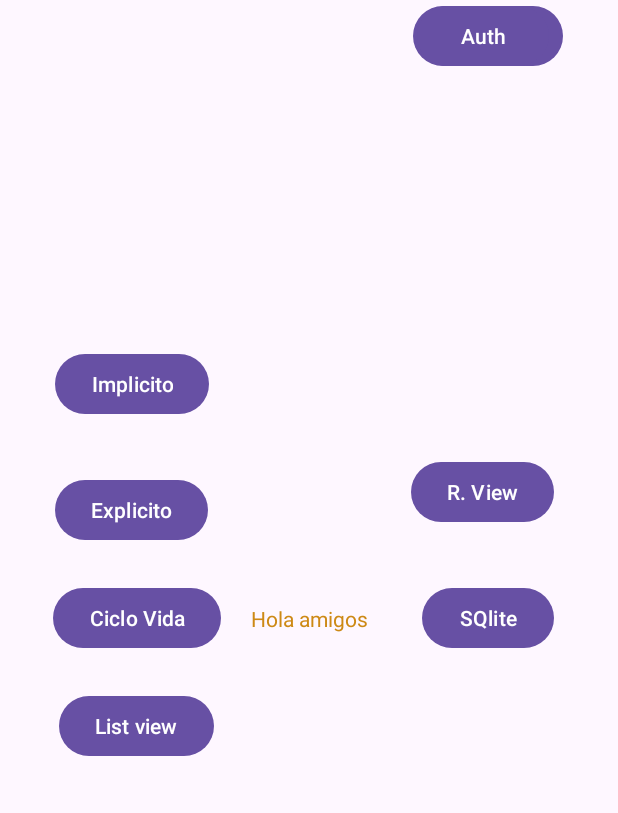
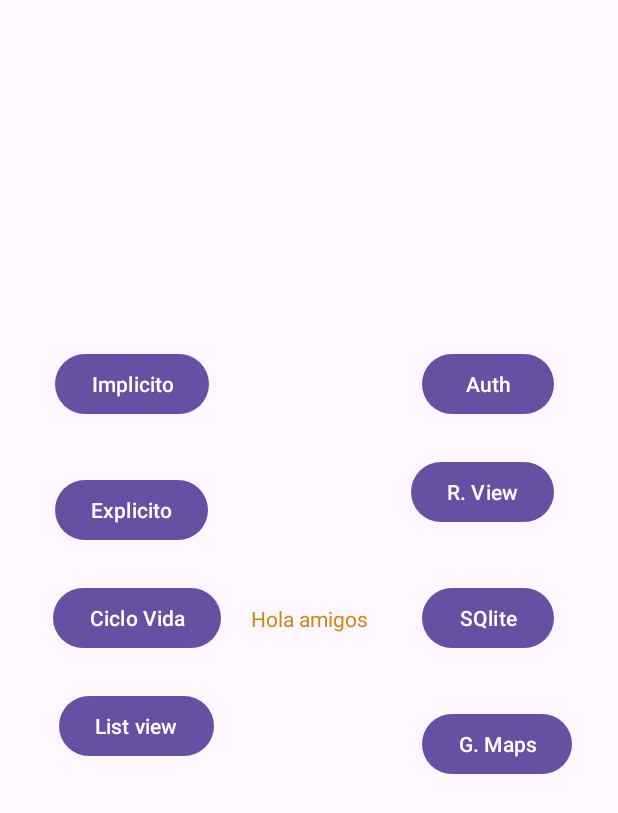
Before and after one commit to MOV-2024-B-CC-GR1/mov-gr1-calahorrano-cualchi-david-alejandro, an Android app: the screen it shows after launch (MainActivity), on a phone screen of 412 x 824 dp. Shown: the top 813 px of the screen. Run offline under Robolectric (Android 15) with nearby library versions, the phone set to English and light mode, and no system bars.

Commit message:
Update Gradle files and AndroidManifest.xml.

```diff
--- a/Android-01/app/src/main/AndroidManifest.xml
+++ b/Android-01/app/src/main/AndroidManifest.xml
@@ -34,7 +34,7 @@
         -->
         <meta-data
             android:name="com.google.android.geo.API_KEY"
-            android:value="YOUR_API_KEY" />
+            android:value="AIzaSyCaQUOl9DsgMr7c_zULHl7oCHH8rR23MaY" />
 
         <activity
             android:name=".GGoogleMapsPlaceholder"
--- a/Android-01/app/src/main/res/layout/activity_main.xml
+++ b/Android-01/app/src/main/res/layout/activity_main.xml
@@ -89,18 +89,23 @@
         android:id="@+id/btn_google_maps"
         android:layout_width="wrap_content"
         android:layout_height="wrap_content"
+        android:layout_marginTop="36dp"
         android:text="G. Maps"
+        android:visibility="visible"
         app:layout_constraintEnd_toEndOf="@+id/btn_sqlite"
+        app:layout_constraintHorizontal_bias="0.0"
         app:layout_constraintStart_toStartOf="@+id/btn_sqlite"
-        tools:layout_editor_absoluteY="434dp" />
+        app:layout_constraintTop_toBottomOf="@+id/btn_sqlite" />
 
     <Button
         android:id="@+id/btn_intent_firebase_ui"
         android:layout_width="wrap_content"
         android:layout_height="wrap_content"
+        android:layout_marginBottom="24dp"
         android:text="Auth"
+        app:layout_constraintBottom_toTopOf="@+id/btn_recycler_view"
         app:layout_constraintEnd_toEndOf="@+id/btn_recycler_view"
-        app:layout_constraintStart_toStartOf="@+id/btn_recycler_view"
-        tools:layout_editor_absoluteY="179dp" />
+        app:layout_constraintHorizontal_bias="1.0"
+        app:layout_constraintStart_toStartOf="@+id/btn_recycler_view" />
 
 </androidx.constraintlayout.widget.ConstraintLayout>
```
